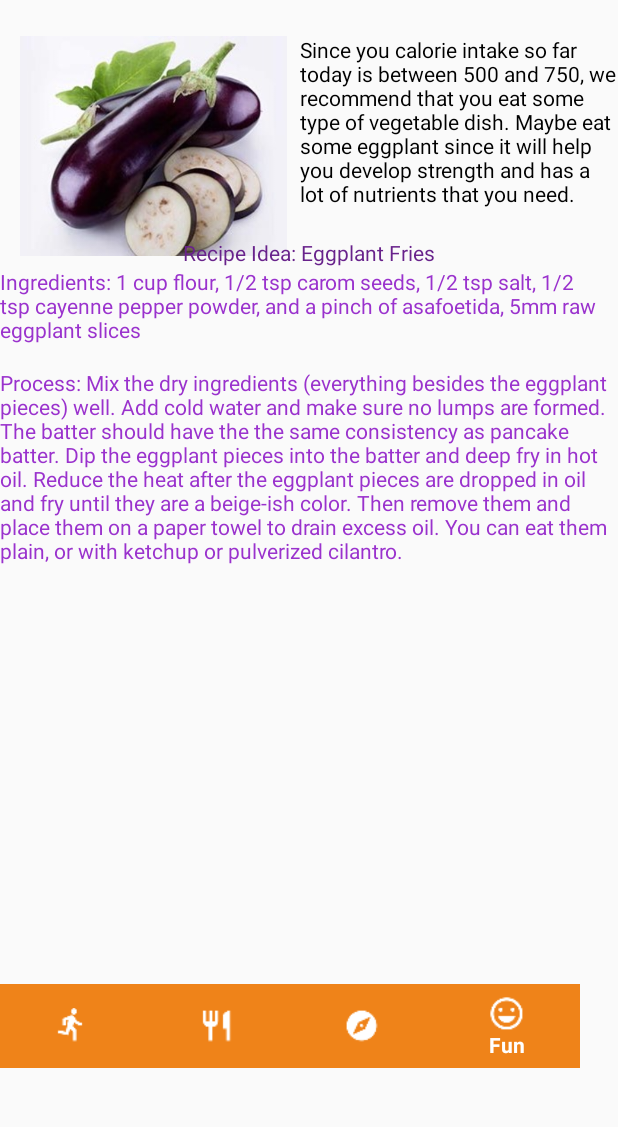
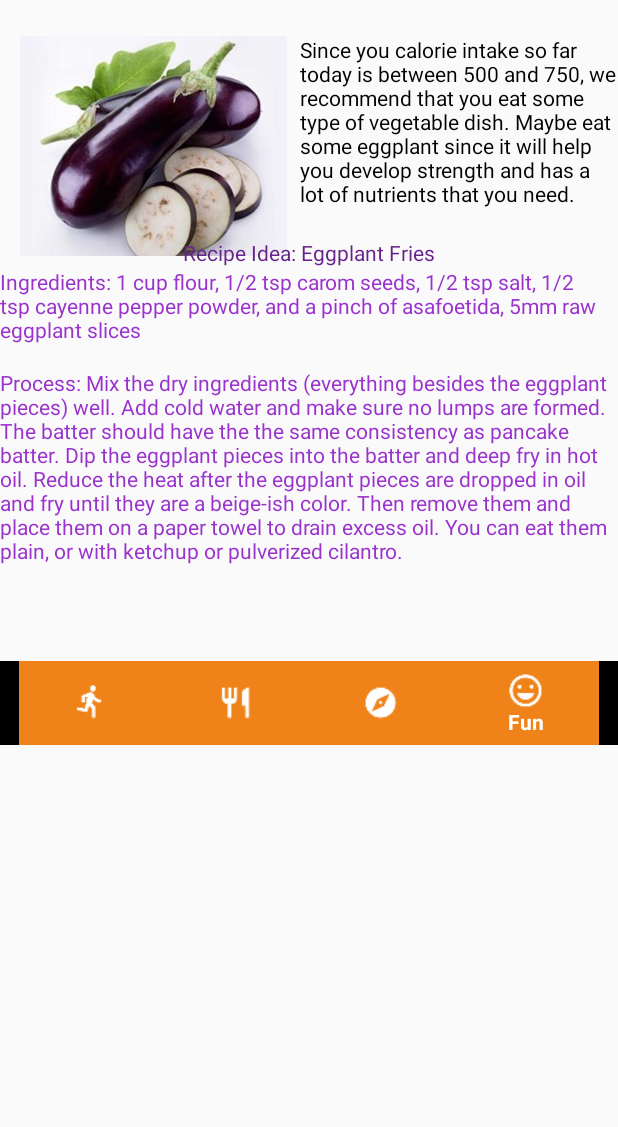
Before and after one commit to L3monz/BurnFit, an Android app: the FoodActivity screen opened directly, with no data from a screen before it, item 4 of the bottom bar chosen, on a phone screen of 412 x 824 dp, the part 84-1211 px from its top. Run offline under Robolectric (Android 15) with nearby library versions, the phone set to English and light mode, and no system bars.

Commit message:
Fixed Screen

```diff
--- a/app/src/main/java/com/brianlemons/burnfit/FoodActivity.java
+++ b/app/src/main/java/com/brianlemons/burnfit/FoodActivity.java
@@ -4,11 +4,16 @@ import android.app.Activity;
 import android.content.Intent;
 import android.os.Bundle;
 import android.support.annotation.NonNull;
+import android.support.design.internal.BottomNavigationItemView;
+import android.support.design.internal.BottomNavigationMenuView;
 import android.support.design.widget.BottomNavigationView;
 import android.support.v7.app.AppCompatActivity;
+import android.util.Log;
 import android.view.MenuItem;
 import android.view.View;
 import android.widget.Button;
+
+import java.lang.reflect.Field;
 
 /**
  * Created by Ashwin on 4/4/2017.
@@ -22,7 +27,13 @@ public class FoodActivity extends AppCompatActivity {
         super.onCreate(savedInstanceState);
         setContentView(R.layout.activity_food_suggestions);
 
-        /*BottomNavigationView bottomNavigationView = (BottomNavigationView) findViewById(R.id.bottomNavigationView);
+        BottomNavigationView bottomNavigationView = (BottomNavigationView) findViewById(R.id.bottomNavigationView);
+        removeShiftMode(bottomNavigationView);
+        bottomNavigationView.getMenu().getItem(0).setChecked(false);
+        bottomNavigationView.getMenu().getItem(1).setChecked(true);
+        bottomNavigationView.getMenu().getItem(2).setChecked(false);
+        bottomNavigationView.getMenu().getItem(3).setChecked(false);
+
 
         bottomNavigationView.setOnNavigationItemSelectedListener(new BottomNavigationView.OnNavigationItemSelectedListener() {
             @Override
@@ -31,15 +42,34 @@ public class FoodActivity extends AppCompatActivity {
                 if (item.getItemId() == R.id.exerciseItem) {
                     Intent i = new Intent(getApplicationContext(), MainActivity.class);
                     startActivity(i);
-                    ((Activity) getApplicationContext()).overridePendingTransition(0,0);
+                    overridePendingTransition(0, 0);
                 } else if (item.getItemId() == R.id.foodItem) {
                 } else if (item.getItemId() == R.id.exploreItem) {
                 } else if (item.getItemId() == R.id.funItem) {
                 }
                 return false;
             }
-        });*/
+        });
+    }
 
+    static void removeShiftMode(BottomNavigationView view) {
+        BottomNavigationMenuView menuView = (BottomNavigationMenuView) view.getChildAt(0);
+        try {
+            Field shiftingMode = menuView.getClass().getDeclaredField("mShiftingMode");
+            shiftingMode.setAccessible(true);
+            shiftingMode.setBoolean(menuView, false);
+            shiftingMode.setAccessible(false);
+            for (int i = 0; i < menuView.getChildCount(); i++) {
+                BottomNavigationItemView item = (BottomNavigationItemView) menuView.getChildAt(i);
+                item.setShiftingMode(false);
+                // set once again checked value, so view will be updated
+                item.setChecked(item.getItemData().isChecked());
+            }
+        } catch (NoSuchFieldException e) {
+            Log.e("ERROR NO SUCH FIELD", "Unable to get shift mode field");
+        } catch (IllegalAccessException e) {
+            Log.e("ERROR ILLEGAL ALG", "Unable to change value of shift mode");
+        }
     }
 
 }
--- a/app/src/main/java/com/brianlemons/burnfit/FoodFragment.java
+++ b/app/src/main/java/com/brianlemons/burnfit/FoodFragment.java
@@ -36,8 +36,11 @@ public class FoodFragment extends Fragment{
 
         Button nextPageButton = (Button) view.findViewById(R.id.nextPageFood);
         BottomNavigationView bottomNavigationView = (BottomNavigationView) view.findViewById(R.id.bottomNavigationView);
+        removeShiftMode(bottomNavigationView);
+        bottomNavigationView.getMenu().getItem(0).setChecked(false);
         bottomNavigationView.getMenu().getItem(1).setChecked(true);
-        removeShiftMode(bottomNavigationView);
+        bottomNavigationView.getMenu().getItem(2).setChecked(false);
+        bottomNavigationView.getMenu().getItem(3).setChecked(false);
 
 
         nextPageButton.setOnClickListener(new View.OnClickListener(){
--- a/app/src/main/res/layout/activity_food_suggestions.xml
+++ b/app/src/main/res/layout/activity_food_suggestions.xml
@@ -1,7 +1,9 @@
 <?xml version="1.0" encoding="utf-8"?>
 <LinearLayout xmlns:android="http://schemas.android.com/apk/res/android"
     xmlns:app="http://schemas.android.com/apk/res-auto"
-    android:orientation="vertical" android:layout_width="match_parent"
+    xmlns:design="http://schemas.android.com/tools"
+    android:orientation="vertical"
+    android:layout_width="match_parent"
     android:layout_height="match_parent">
 
     <ImageView
@@ -46,8 +48,8 @@
 
     <LinearLayout
         android:id="@+id/LinearLayout"
-        android:layout_width="wrap_content"
-        android:layout_height="match_parent"
+        android:layout_width="match_parent"
+        android:layout_height="120dp"
         android:gravity="bottom"
         android:orientation="horizontal">
 
```
Also changed, not shown: app/src/main/java/com/brianlemons/burnfit/MainActivity.java (+6 -1 lines).
